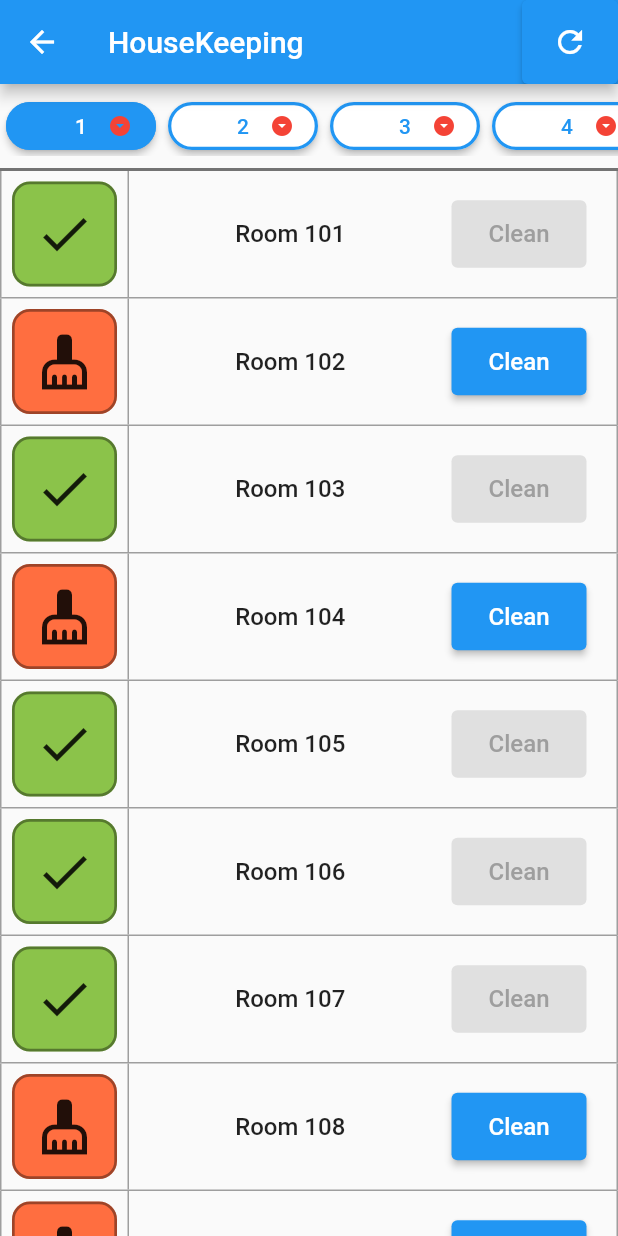
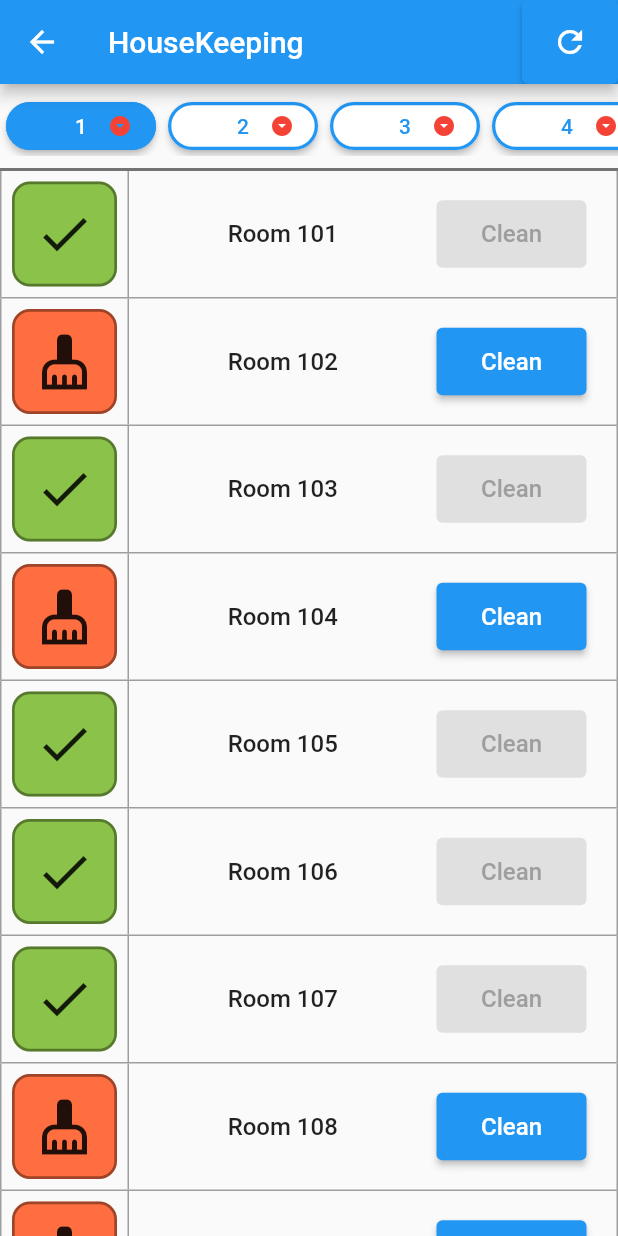
Before and after one commit to mojic2D/placeholder_website, a Flutter app: the RoomList screen opened directly, on a phone screen of 412 x 824 dp. Run offline on Flutter 3.47's test engine with Material 2 defaults, Android fonts, the light colour scheme and no system bars; missing offline and left inert: dart:js; project files that could hold a hidden picture were left out.

Commit message:
loading imgs web fix

```diff
--- a/lib/ui/housekeeping/ui/room_list_tile.dart
+++ b/lib/ui/housekeeping/ui/room_list_tile.dart
@@ -145,7 +145,7 @@ class _RoomListTileState extends State<RoomListTile> {
             padding: EdgeInsets.only(right: 20.0),
             child: Container(
               height: 45,
-              width:90,
+              width:100,
               child: ElevatedButton(
 
                 onPressed: room.isClean
--- a/lib/ui/summoner_viewer/common_widgets/cards/summoner_info_display_card.dart
+++ b/lib/ui/summoner_viewer/common_widgets/cards/summoner_info_display_card.dart
@@ -39,8 +39,8 @@ class SummonerInfoDisplayCard extends StatelessWidget {
               Container(
                 width: 128,
                 child: Center(
-                  child: Image.network(
-                    '$imageAsset',
+                  child: Image.asset(
+                    imageAsset,
                     height: this.imageHeight,
                     width: this.imageWidth,
                   ),
--- a/lib/ui/summoner_viewer/summoner_display_page/summoner_info_cards/base_summoner_information_card.dart
+++ b/lib/ui/summoner_viewer/summoner_display_page/summoner_info_cards/base_summoner_information_card.dart
@@ -12,7 +12,7 @@ class BaseSummonerInformationCard extends StatelessWidget {
   @override
   Widget build(BuildContext context) {
     return SummonerInfoDisplayCard(
-      imageAsset: 'http://testiramo.dreamhosters.com/sv_api/1668.png',
+      imageAsset: 'assets/summoner_viewer/1668.png',
       columnChildren: [
         Text(
           '${summoner.name}',
--- a/lib/ui/summoner_viewer/summoner_display_page/summoner_info_cards/flex_ranked_information_card.dart
+++ b/lib/ui/summoner_viewer/summoner_display_page/summoner_info_cards/flex_ranked_information_card.dart
@@ -12,7 +12,7 @@ class FlexRankedInformationCard extends StatelessWidget {
   @override
   Widget build(BuildContext context) {
     return SummonerInfoDisplayCard(
-      imageAsset: 'http://testiramo.dreamhosters.com/sv_api/Emblem_${summoner.flexRank.tier}.png',
+      imageAsset: 'assets/summoner_viewer/Emblem_Platinum.png',
       imageHeight: 100,
       imageWidth: 100,
       columnChildren: [
--- a/lib/ui/summoner_viewer/summoner_display_page/summoner_info_cards/match_history/single_match_history_card.dart
+++ b/lib/ui/summoner_viewer/summoner_display_page/summoner_info_cards/match_history/single_match_history_card.dart
@@ -49,8 +49,8 @@ class SingleMatchHistoryCard extends StatelessWidget {
               ),
               ClipRRect(
                 borderRadius: BorderRadius.circular(20.0),
-                child: Image.network(
-                  'http://testiramo.dreamhosters.com/sv_api/${matchHistoryData.champion}_0.jpg',
+                child: Image.asset(
+                  'assets/summoner_viewer/${matchHistoryData.champion}_0.jpg',
                   width: 50,
                   height: 50,
                 ),
--- a/lib/ui/summoner_viewer/summoner_display_page/summoner_info_cards/solo_ranked_information_card.dart
+++ b/lib/ui/summoner_viewer/summoner_display_page/summoner_info_cards/solo_ranked_information_card.dart
@@ -12,7 +12,7 @@ class SoloRankedInformationCard extends StatelessWidget {
   @override
   Widget build(BuildContext context) {
     return SummonerInfoDisplayCard(
-      imageAsset: 'http://testiramo.dreamhosters.com/sv_api/Emblem_${summoner.soloRank.tier}.png',
+      imageAsset: 'assets/summoner_viewer/Emblem_Challenjour.png',
       columnChildren: [
         SizedBox(height: 5.0),
         Text(
```
Also changed, not shown: pubspec.lock.
